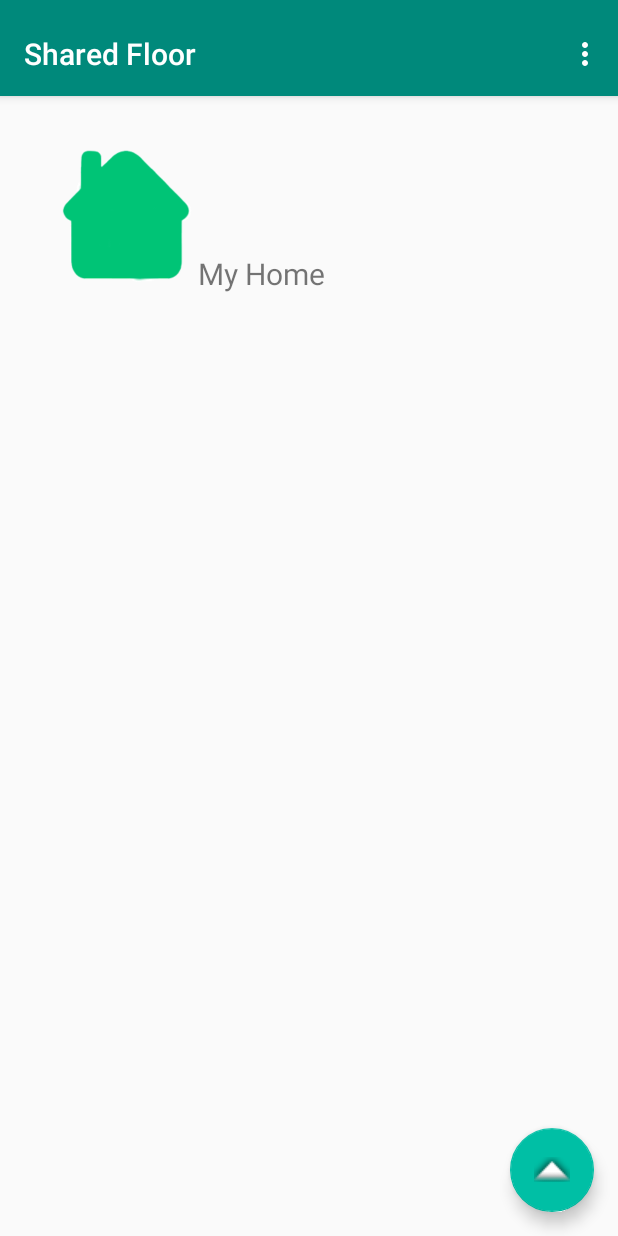
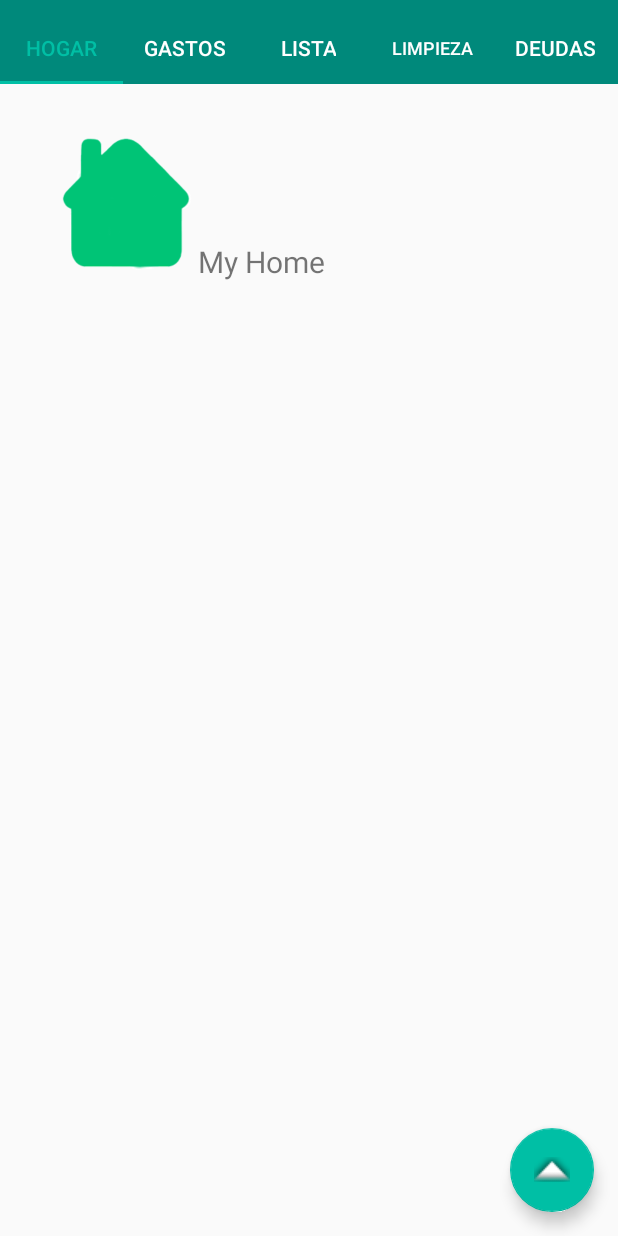
Before and after one commit to Hulk-lian/SharedFloor, an Android app: the Selector_activity screen opened directly, with no data from a screen before it, on a phone screen of 412 x 824 dp. Run offline under Robolectric (Android 15) with nearby library versions, the phone set to English and light mode, and no system bars; 2 statements that could not run were skipped.

Commit message:
fixed expenses bug, add fragmes

```diff
--- a/app/src/main/java/com/jtsw/sharedfloor/Selector_activity.java
+++ b/app/src/main/java/com/jtsw/sharedfloor/Selector_activity.java
@@ -1,5 +1,8 @@
 package com.jtsw.sharedfloor;
 
+import android.content.Context;
+import android.support.design.widget.FloatingActionButton;
+import android.support.design.widget.TabLayout;
 import android.support.v7.app.AppCompatActivity;
 import android.support.v7.widget.Toolbar;
 
@@ -15,7 +18,10 @@ import android.view.View;
 import android.view.ViewGroup;
 
 public class Selector_activity extends AppCompatActivity {
-
+//***************************************************************************************//
+    //floating buttons
+    FloatingActionButton fabTest;
+    //***********************************************************//
 
     /**
      * The {@link android.support.v4.view.PagerAdapter} that will provide
@@ -37,8 +43,6 @@ public class Selector_activity extends AppCompatActivity {
         super.onCreate(savedInstanceState);
         setContentView(R.layout.activity_selector);
 
-        Toolbar toolbar = (Toolbar) findViewById(R.id.toolbar);
-        setSupportActionBar(toolbar);
         // Create the adapter that will return a fragment for each of the three
         // primary sections of the activity.
         mSectionsPagerAdapter = new SectionsPagerAdapter(getSupportFragmentManager());
@@ -47,6 +51,49 @@ public class Selector_activity extends AppCompatActivity {
         mViewPager = (ViewPager) findViewById(R.id.container);
         mViewPager.setAdapter(mSectionsPagerAdapter);
 
+
+        //***************FAB TEST*************/
+        fabTest=(FloatingActionButton)findViewById(R.id.FABoptions);
+
+
+
+
+        TabLayout tabLayout = (TabLayout) findViewById(R.id.tabs);
+        tabLayout.setupWithViewPager(mViewPager);
+
+        tabLayout.addOnTabSelectedListener(new TabLayout.OnTabSelectedListener() {
+            @Override
+            public void onTabSelected(TabLayout.Tab tab) {
+                mSectionsPagerAdapter.fabChange(tab.getPosition());
+            }
+
+            @Override
+            public void onTabUnselected(TabLayout.Tab tab) {
+
+            }
+
+            @Override
+            public void onTabReselected(TabLayout.Tab tab) {
+
+            }
+        });
+
+        mViewPager.addOnPageChangeListener(new ViewPager.OnPageChangeListener() {
+            @Override
+            public void onPageScrolled(int position, float positionOffset, int positionOffsetPixels) {
+
+            }
+
+            @Override
+            public void onPageSelected(int position) {
+                mSectionsPagerAdapter.fabChange(position);
+            }
+
+            @Override
+            public void onPageScrollStateChanged(int state) {
+
+            }
+        });
     }
 
 
@@ -109,6 +156,15 @@ public class Selector_activity extends AppCompatActivity {
                    // rootView=inflater.inflate(R.layout.fragment_expenses_fragment,container,false);
                     rootView=new Expenses_fragment().onCreateView(inflater,container,savedInstanceState);
                     break;
+                case 3:
+                    rootView=inflater.inflate(R.layout.fragment_purchase_fragment,container,false);
+                    break;
+                case 4:
+                    rootView=inflater.inflate(R.layout.fragment_clean_fragment,container,false);
+                    break;
+                case 5:
+                    rootView=inflater.inflate(R.layout.fragment_debts_fragment,container,false);
+                    break;
             }
             return rootView;
         }
@@ -136,18 +192,39 @@ public class Selector_activity extends AppCompatActivity {
         @Override
         public int getCount() {
             // Show 2 total pages.
-            return 2;
+            return 5;
         }
 
         @Override
         public CharSequence getPageTitle(int position) {
             switch (position) {
                 case 0:
-                    return "HOME";
+                    return mViewPager.getContext().getResources().getString(R.string.home_title);
                 case 1:
-                    return "EXPENSES";
+                    return mViewPager.getContext().getResources().getString(R.string.expense_title);
+                case 2:
+                    return mViewPager.getContext().getResources().getString(R.string.purchase_title);
+                case 3:
+                    return mViewPager.getContext().getResources().getString(R.string.clean_title);
+                case 4:
+                    return mViewPager.getContext().getResources().getString(R.string.debts_title);
             }
             return null;
         }
+
+        private void fabChange(int position){
+            switch (position) {
+                case 0:
+                     fabTest.setImageResource(R.drawable.edt_icon);
+                case 1:
+
+                case 2:
+                    fabTest.setImageResource(R.drawable.edt_icon);
+                case 3:
+                    fabTest.setImageResource(R.drawable.edt_icon);
+                case 4:
+                    fabTest.setImageResource(R.drawable.edt_icon);
+            }
+        }
     }
 }
--- a/app/src/main/res/layout/activity_selector.xml
+++ b/app/src/main/res/layout/activity_selector.xml
@@ -8,30 +8,12 @@
     android:fitsSystemWindows="true"
     tools:context="com.jtsw.sharedfloor.Selector_activity">
 
-    <android.support.design.widget.AppBarLayout
-        android:id="@+id/appbar"
-        android:layout_width="match_parent"
-        android:layout_height="wrap_content"
-        android:paddingTop="@dimen/appbar_padding_top"
-        android:theme="@style/AppTheme.AppBarOverlay">
-
-        <android.support.v7.widget.Toolbar
-            android:id="@+id/toolbar"
-            android:layout_width="match_parent"
-            android:layout_height="?attr/actionBarSize"
-            android:background="?attr/colorPrimary"
-            app:layout_scrollFlags="scroll|enterAlways"
-            app:popupTheme="@style/AppTheme.PopupOverlay">
-
-        </android.support.v7.widget.Toolbar>
-
-    </android.support.design.widget.AppBarLayout>
-
     <android.support.v4.view.ViewPager
         android:id="@+id/container"
         android:layout_width="match_parent"
         android:layout_height="match_parent"
-        app:layout_behavior="@string/appbar_scrolling_view_behavior" />
+        app:layout_behavior="@string/appbar_scrolling_view_behavior"
+        />
 
     <android.support.design.widget.FloatingActionButton
         android:layout_width="wrap_content"
@@ -40,7 +22,26 @@
         android:layout_gravity="end|bottom"
         android:layout_margin="@dimen/fab_margin"
         app:srcCompat="@android:drawable/arrow_up_float"
-        android:id="@+id/homeFABoptions"/>
+        android:id="@+id/FABoptions"
+        app:fabSize="normal"/>
+
+    <android.support.design.widget.AppBarLayout
+        android:id="@+id/appbar"
+        android:layout_width="match_parent"
+        android:layout_height="wrap_content"
+        android:paddingTop="@dimen/appbar_padding_top"
+        android:theme="@style/AppTheme.AppBarOverlay"
+        app:elevation="0dp">
+
+        <android.support.design.widget.TabLayout
+            android:id="@+id/tabs"
+            android:layout_width="match_parent"
+            android:layout_height="wrap_content"
+            app:tabTextColor="@color/colorCharsOverDarkBackground"
+            app:tabSelectedTextColor="@color/colorAccent"
+            />
+
+    </android.support.design.widget.AppBarLayout>
 
 
 </android.support.design.widget.CoordinatorLayout>
--- a/app/src/main/res/values/colors.xml
+++ b/app/src/main/res/values/colors.xml
@@ -8,4 +8,5 @@
     <color name="colorSplash">#00796b</color>
     <color name="btnPressColor"> #009688</color>
     <color name="btnColor">#4db6ac</color>
+    <color name="colorCharsOverDarkBackground">#ffffff</color>
 </resources>
--- a/app/src/main/res/values/dimens.xml
+++ b/app/src/main/res/values/dimens.xml
@@ -35,4 +35,10 @@
     <dimen name="login_txv_margin_botton">20dp</dimen>
 
 
+    <!-- item -->
+    <dimen name="item_margin">15dp</dimen>
+    <dimen name="item_text_size">30dp</dimen>
+    <dimen name="item_img_lateral_size">50dp</dimen>
+
+
 </resources>
--- a/app/src/main/res/values/strings.xml
+++ b/app/src/main/res/values/strings.xml
@@ -32,5 +32,10 @@
         <!-- test url -->
         <a href="https://www.google.es/">Olvidé mi contraseña</a>
     </string>
+    <string name="home_title">HOGAR</string>
+    <string name="expense_title">Gastos</string>
+    <string name="purchase_title">Lista</string>
+    <string name="clean_title">Limpieza</string>
+    <string name="debts_title">Deudas</string>
 
 </resources>
```
Also changed, not shown: app/src/main/java/com/jtsw/sharedfloor/Clean_fragment.java (added, +108 -0 lines), app/src/main/java/com/jtsw/sharedfloor/Debts_fragment.java (added, +108 -0 lines), app/src/main/java/com/jtsw/sharedfloor/Purchase_fragment.java (added, +108 -0 lines), app/src/main/res/layout/fragment_clean_fragment.xml (added, +8 -0 lines), app/src/main/res/layout/fragment_debts_fragment.xml (added, +9 -0 lines), app/src/main/res/layout/fragment_purchase_fragment.xml (added, +12 -0 lines), app/src/main/res/layout/purchase_item.xml (added, +27 -0 lines), app/src/main/res/drawable/edt_icon.png (added).
